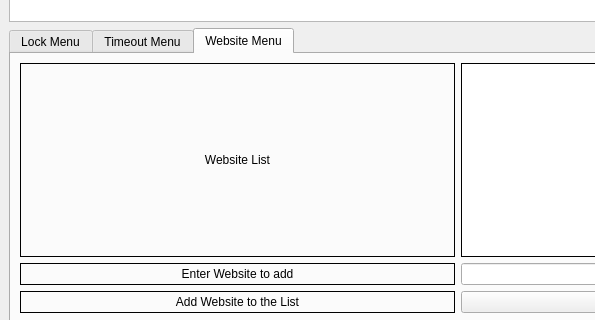
Old version of the form resources/FocusUI.ui in the repository PatrickDuong3001/FocusHelper; both pictures show x 0 to 595 and y 135 to 455 of the 915 by 740 pixel window.
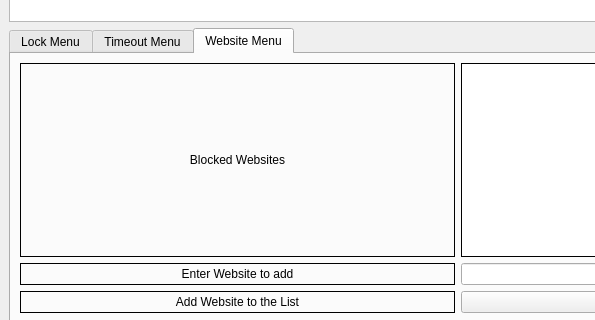
New version of the form.

Commit message: now able to prompt the user for blocked webs and display the blocked webs on the list.

```diff
--- a/resources/FocusUI.ui
+++ b/resources/FocusUI.ui
@@ -375,7 +375,7 @@
                <enum>QFrame::Box</enum>
               </property>
               <property name="text">
-               <string>Website List</string>
+               <string>Blocked Websites</string>
               </property>
               <property name="alignment">
                <set>Qt::AlignCenter</set>
```
The commit also changes 4 other files.
